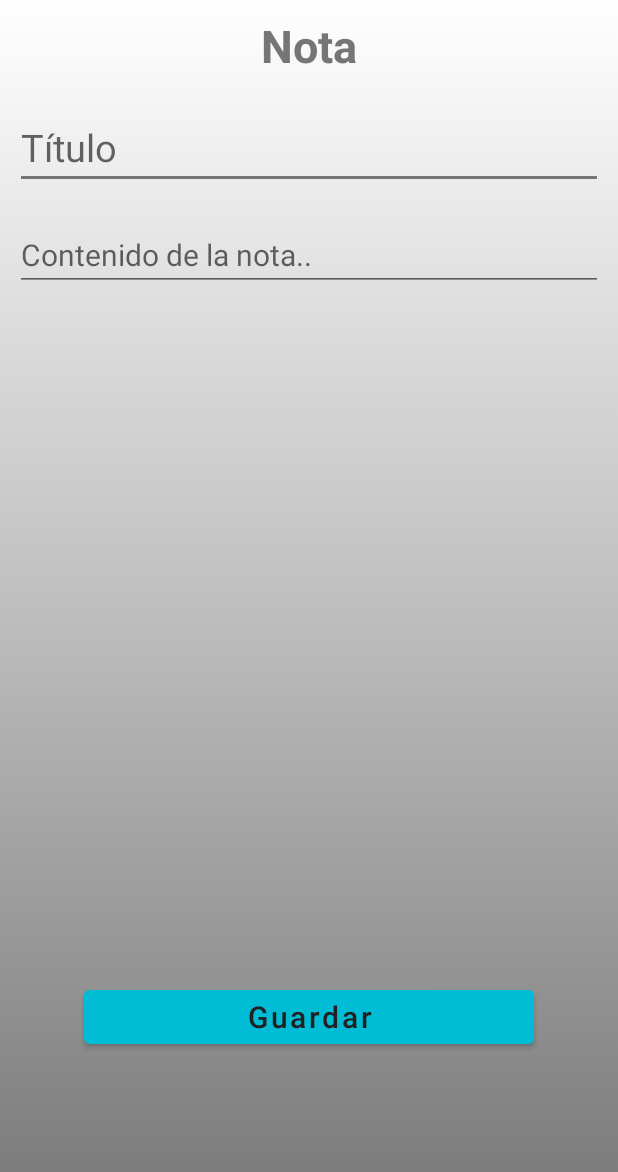
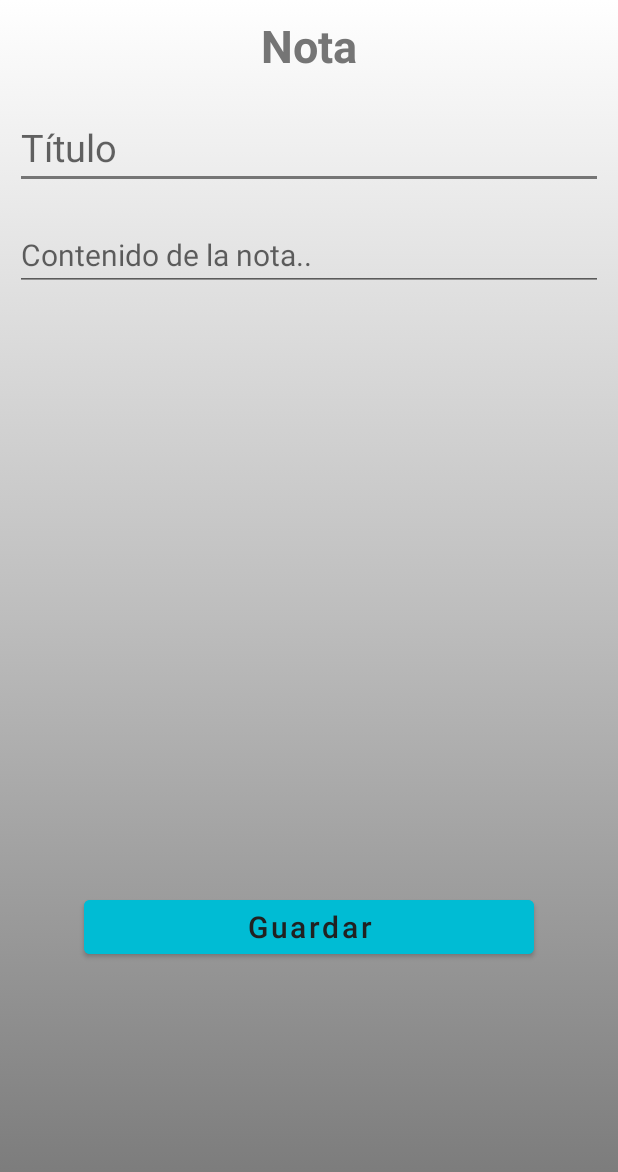
Before and after one commit to AnaCastilloMartinez/AppMisNotas, an Android app: the AgregarNotaActivity screen opened directly, with no data from a screen before it, on a phone screen of 412 x 824 dp. Shown: the top 1172 px of the screen. Run offline under Robolectric (Android 15) with nearby library versions, the phone set to English and light mode, and no system bars.

Commit message:
Ajuste del bóton "Guardar".

```diff
--- a/app/src/main/java/castillo/ana/misnotas/AgregarNotaActivity.kt
+++ b/app/src/main/java/castillo/ana/misnotas/AgregarNotaActivity.kt
@@ -9,7 +9,6 @@ import android.widget.Toast
 import androidx.core.app.ActivityCompat
 import androidx.core.content.ContextCompat
 import kotlinx.android.synthetic.main.activity_agregar_nota.*
-import kotlinx.android.synthetic.main.activity_main.*
 import java.io.File
 import java.io.FileOutputStream
 import java.lang.Exception
--- a/app/src/main/res/layout/activity_agregar_nota.xml
+++ b/app/src/main/res/layout/activity_agregar_nota.xml
@@ -41,7 +41,7 @@
         android:layout_gravity="center"
         android:backgroundTint="@color/colorPrimary"
         android:textSize="20sp"
-        android:layout_marginTop="450dp"
+        android:layout_marginTop="390dp"
         android:textAllCaps="false"
         android:textColor="@color/primaryText"
         android:text="@string/guardar"/>
```
